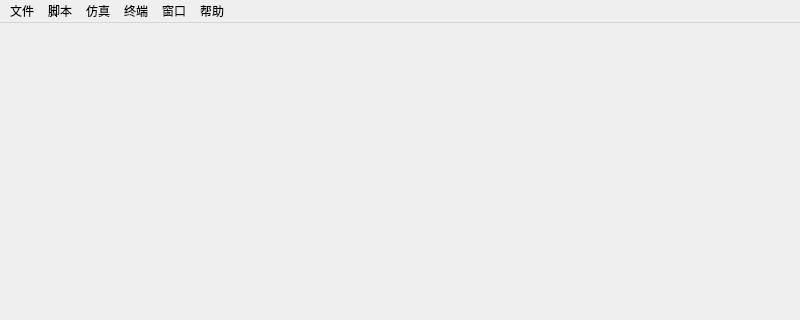
Qt form experiment/src/mainpage.ui (creeper12356/guide_software) before a commit; both pictures show x 0 to 800 and y 0 to 320 of the 800 by 600 pixel window.
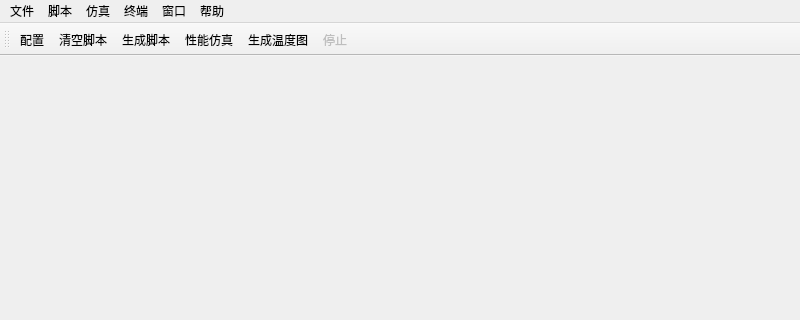
The same form after that commit. Icons and pictures are not drawn.

Diff of the .ui file:
```diff
--- a/experiment/src/mainpage.ui
+++ b/experiment/src/mainpage.ui
@@ -87,6 +87,35 @@
    <addaction name="menu_6"/>
    <addaction name="menu"/>
   </widget>
+  <widget class="QToolBar" name="toolBar">
+   <property name="enabled">
+    <bool>true</bool>
+   </property>
+   <property name="allowedAreas">
+    <set>Qt::TopToolBarArea</set>
+   </property>
+   <property name="iconSize">
+    <size>
+     <width>30</width>
+     <height>30</height>
+    </size>
+   </property>
+   <property name="toolButtonStyle">
+    <enum>Qt::ToolButtonTextUnderIcon</enum>
+   </property>
+   <attribute name="toolBarArea">
+    <enum>TopToolBarArea</enum>
+   </attribute>
+   <attribute name="toolBarBreak">
+    <bool>true</bool>
+   </attribute>
+   <addaction name="actionConfigure"/>
+   <addaction name="actionCleanScript"/>
+   <addaction name="actionGenScript"/>
+   <addaction name="actionSimulatePerformance"/>
+   <addaction name="actionGenHeatMap"/>
+   <addaction name="actionTerminate"/>
+  </widget>
   <widget class="QStatusBar" name="statusbar">
    <property name="enabled">
     <bool>true</bool>
@@ -165,6 +194,9 @@
    </property>
   </action>
   <action name="actionTerminate">
+   <property name="enabled">
+    <bool>false</bool>
+   </property>
    <property name="icon">
     <iconset resource="../res.qrc">
      <normaloff>:/img/terminate_icon.png</normaloff>:/img/terminate_icon.png</iconset>
```
Left out of the diff: 2 changed lines with no effect on the pictures.
